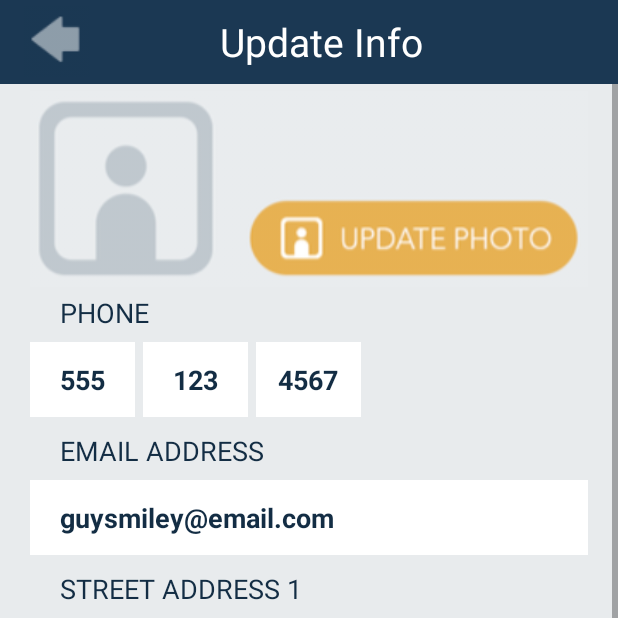
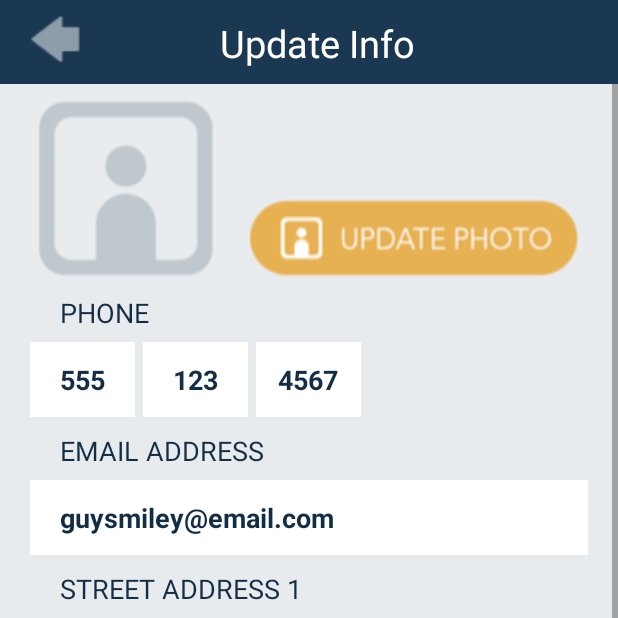
Before and after one commit to anshilbhansali/SelfScoreApp, an Android app: the UpdateInfoActivity screen opened directly, with no data from a screen before it, on a phone screen of 412 x 824 dp, the top half of it. Run offline under Robolectric (Android 15) with nearby library versions, the phone set to English and light mode, and no system bars.

Commit message:
updated sizes/margins

```diff
--- a/app/src/main/res/layout/card_toolbar.xml
+++ b/app/src/main/res/layout/card_toolbar.xml
@@ -34,8 +34,8 @@
                 android:layout_height="wrap_content"
                 android:textColor="@color/colorWhite"
                 android:text="Header"
-                android:textSize="26sp"
-                android:layout_marginTop="6dp"
+                android:textSize="25sp"
+                android:layout_marginTop="7dp"
                 android:layout_marginLeft="75dp"
                 android:gravity="center"
                 android:id="@+id/header_card"
--- a/app/src/main/res/layout/main_toolbar.xml
+++ b/app/src/main/res/layout/main_toolbar.xml
@@ -22,7 +22,7 @@
                     android:layout_width="match_parent"
                     android:layout_height="wrap_content"
                     android:orientation="horizontal"
-                    android:layout_marginLeft="50dp"
+                    android:layout_marginLeft="45dp"
                     android:layout_marginRight="0dp"
                     android:layout_marginTop="5dp"
                     android:id="@+id/header_logo"
```
